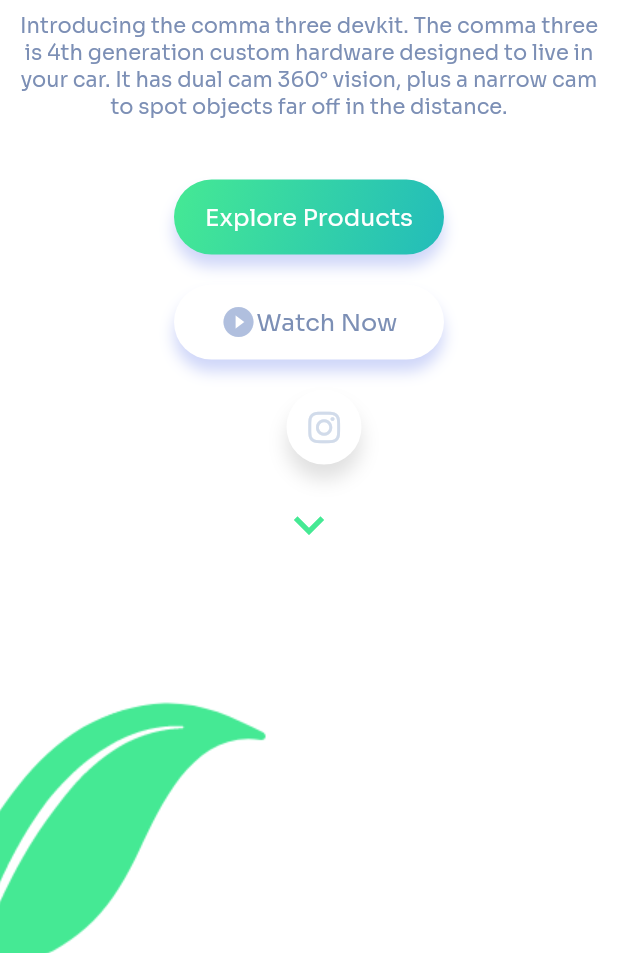
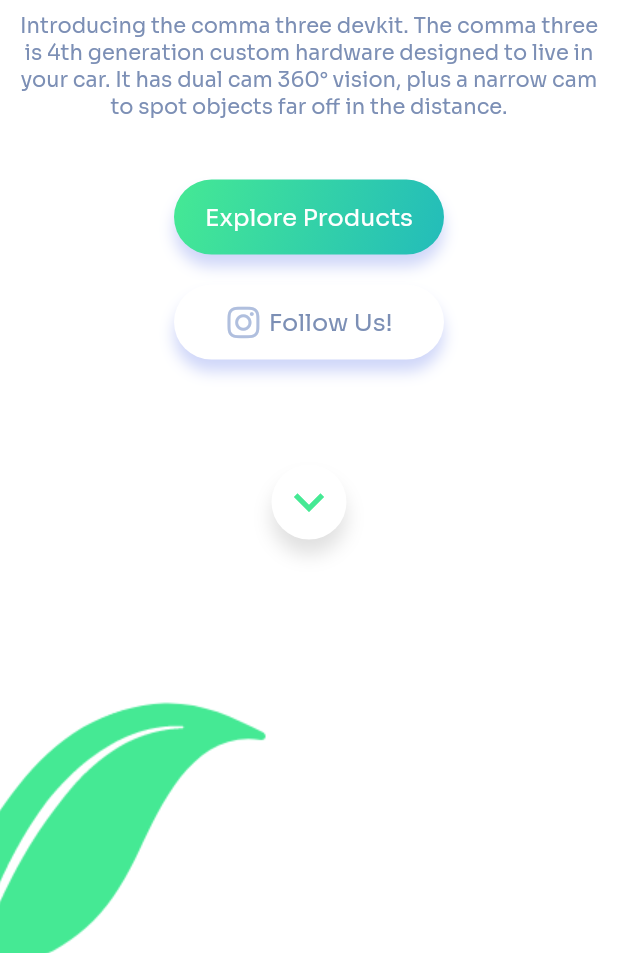
Before and after one commit to Jaredeco/Flutter-Web-Store-InProgess, a Flutter app: the screen it shows after launch, on a phone screen of 412 x 824 dp, the part 283-1236 px from its top. Run offline on Flutter 3.47's test engine with Material 2 defaults, Android fonts, the light colour scheme and no system bars; drawn by our look-alikes of animated_background; our stand-ins replace awesome_dialog, badges, cloud_firestore, firebase_core, firebase_storage, fluro and 8 more; missing offline and left inert: mailto, parallax_animation; accounts and stored records are empty.

Commit message:
Updated design

```diff
--- a/lib/screens/landing/landing_pages/landing_page.dart
+++ b/lib/screens/landing/landing_pages/landing_page.dart
@@ -1,6 +1,6 @@
 import 'package:animated_background/animated_background.dart';
 import 'package:flutter/material.dart';
-import 'package:font_awesome_flutter/font_awesome_flutter.dart';
+import 'package:url_launcher/url_launcher.dart';
 import 'package:webstore/widgets/components/landing/gradient_text.dart';
 import 'package:webstore/screens/main/base/responsive_ui.dart';
 import 'package:webstore/widgets/components/landing/main_button.dart';
@@ -74,40 +74,28 @@
                             Color(0xFF23BCBA),
                             Color(0xFF45E994),
                           ],
-                          isOnLight: false,
+                          isSocial: false,
                         ),
                         const SizedBox(
-                          width: 40,
+                          width: 45,
                         ),
                         MainButton(
-                          onTap: () {},
-                          text: "Watch Now",
+                          onTap: () async {
+                            await launch("https://www.instagram.com/vegoegmt/");
+                          },
+                          text: "Follow Us!",
                           colors: const [Colors.white, Colors.white],
-                          isOnLight: true,
+                          isSocial: true,
                         )
                       ],
                     ),
                     const SizedBox(
-                      height: 20,
+                      height: 70,
                     ),
-                    Row(
-                      mainAxisAlignment: MainAxisAlignment.center,
-                      children: const [
-                        SocialIcon(
-                          icon: FontAwesomeIcons.instagram,
-                        ),
-                        SocialIcon(
-                          icon: FontAwesomeIcons.facebook,
-                        ),
-                      ],
+                    ButtonDown(
+                      icon: Icons.keyboard_arrow_down,
+                      onTap: () async {},
                     ),
-                    const SizedBox(height: 100),
-                    const Center(
-                        child: Icon(
-                      Icons.keyboard_arrow_down,
-                      color: Color(0xFF45E994),
-                      size: 40,
-                    ))
                   ],
                 ),
               ),
@@ -168,35 +156,26 @@
                         Color(0xFF23BCBA),
                         Color(0xFF45E994),
                       ],
-                      isOnLight: false,
+                      isSocial: false,
                     ),
                     const SizedBox(
                       height: 20,
                     ),
                     MainButton(
-                      onTap: () {},
-                      text: "Watch Now",
+                      onTap: () async {
+                        await launch("https://www.instagram.com/vegoegmt/");
+                      },
+                      text: "Follow Us!",
                       colors: const [Colors.white, Colors.white],
-                      isOnLight: true,
+                      isSocial: true,
                     ),
                     const SizedBox(
-                      height: 20,
+                      height: 70,
                     ),
-                    Row(
-                      mainAxisAlignment: MainAxisAlignment.center,
-                      children: const [
-                        SocialIcon(
-                          icon: FontAwesomeIcons.instagram,
-                        ),
-                      ],
+                    ButtonDown(
+                      icon: Icons.keyboard_arrow_down,
+                      onTap: () async {},
                     ),
-                    const SizedBox(height: 20),
-                    const Center(
-                        child: Icon(
-                      Icons.keyboard_arrow_down,
-                      color: Color(0xFF45E994),
-                      size: 40,
-                    ))
                   ],
                 ),
               ),
--- a/lib/widgets/components/landing/main_button.dart
+++ b/lib/widgets/components/landing/main_button.dart
@@ -1,13 +1,14 @@
 import 'package:flutter/material.dart';
+import 'package:font_awesome_flutter/font_awesome_flutter.dart';
 import 'package:webstore/widgets/customWidgets/custom_text.dart';
 
 class MainButton extends StatelessWidget {
   final Function()? onTap;
   final List<Color>? colors;
   final String? text;
-  final bool? isOnLight;
+  final bool? isSocial;
   const MainButton(
-      {Key? key, this.colors, this.text, this.isOnLight, this.onTap})
+      {Key? key, this.colors, this.text, this.isSocial, this.onTap})
       : super(key: key);
 
   @override
@@ -34,14 +35,17 @@
           child: Row(
             mainAxisAlignment: MainAxisAlignment.center,
             children: [
-              isOnLight!
-                  ? const Icon(Icons.play_circle_filled,
-                      color: Color(0xFFb0BFDE))
+              isSocial!
+                  ? const Padding(
+                      padding: EdgeInsets.only(right: 5.0),
+                      child: Icon(FontAwesomeIcons.instagram,
+                          color: Color(0xFFb0BFDE)),
+                    )
                   : Container(),
               CustomText(
                   text: text,
                   size: 16,
-                  color: isOnLight! ? const Color(0xFF7C8FB5) : Colors.white),
+                  color: isSocial! ? const Color(0xFF7C8FB5) : Colors.white),
             ],
           ),
         ),
--- a/lib/widgets/components/landing/social_icon.dart
+++ b/lib/widgets/components/landing/social_icon.dart
@@ -1,9 +1,9 @@
 import 'package:flutter/material.dart';
 
-class SocialIcon extends StatelessWidget {
+class ButtonDown extends StatelessWidget {
   final IconData? icon;
   final VoidCallback? onTap;
-  const SocialIcon({Key? key, this.icon, this.onTap}) : super(key: key);
+  const ButtonDown({Key? key, this.icon, this.onTap}) : super(key: key);
 
   @override
   Widget build(BuildContext context) {
@@ -12,7 +12,6 @@
       child: Container(
         width: 50,
         height: 50,
-        margin: const EdgeInsets.only(left: 20),
         decoration: const BoxDecoration(
             color: Colors.white,
             shape: BoxShape.circle,
@@ -24,7 +23,7 @@
               )
             ]),
         child: Center(
-          child: Icon(icon, color: const Color(0xFFD1DBEA)),
+          child: Icon(icon, color: const Color(0xFF45E994), size: 40,),
         ),
       ),
     );
--- a/lib/widgets/customWidgets/custom_button.dart
+++ b/lib/widgets/customWidgets/custom_button.dart
@@ -1,7 +1,5 @@
-import 'package:flutter/cupertino.dart';
 import 'package:flutter/material.dart';
 import 'custom_text.dart';
-import 'package:get/get.dart';
 
 class CustomButton extends StatelessWidget {
   final String? text;
@@ -30,7 +28,7 @@
         elevation: 5,
         borderRadius: BorderRadius.circular(10),
         child: SizedBox(
-          width: 200,
+            width: 200,
             child: Container(
               margin: const EdgeInsets.all(10),
               alignment: Alignment.center,
```
Also changed, not shown: 4 other files.
